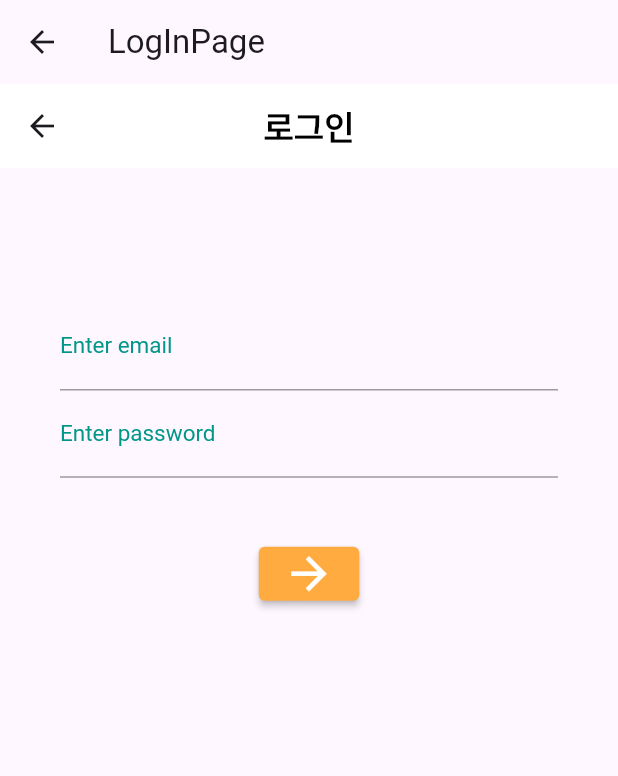
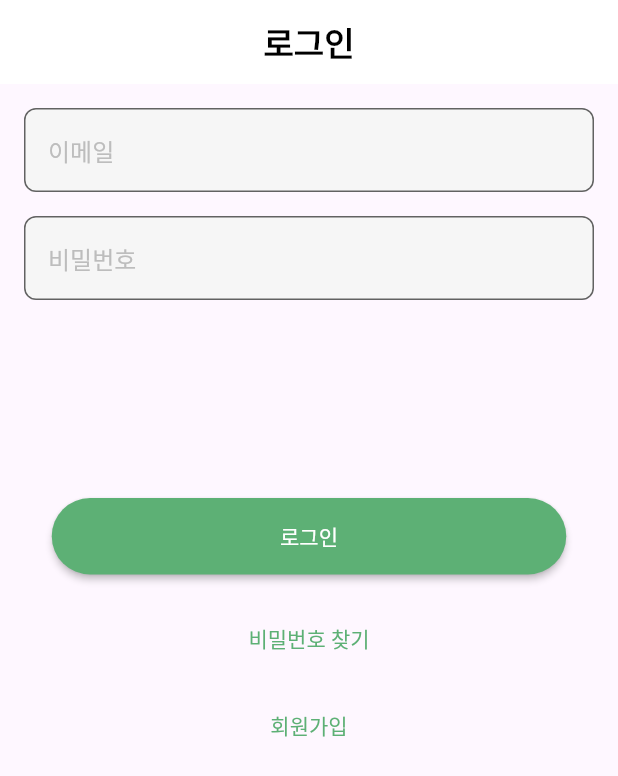
Before and after one commit to 23SmartRecycler/Smart-Recycler, a Flutter app: the screen it shows after launch, after a tap on "login", on a phone screen of 412 x 824 dp. Shown: the top 776 px of the screen. Run offline on Flutter 3.47's test engine with Material 2 defaults, Android fonts, the phone set to English and light mode, and no system bars; Roboto replaces fonts that are missing (Pretendard).

Commit message:
[Docs] 로그인 화면 구성

```diff
--- /dev/null
+++ b/lib/common/colors.dart
@@ -0,0 +1,10 @@
+
+import 'package:flutter/animation.dart';
+
+//주색상
+const mainGreen = Color(0xff5DB075);
+
+// 입력 텍스트 상자 색상
+const textBody = Color(0xffF6F6F6);
+const textBorder = Color(0xffE8E8E8);
+const textHint = Color(0xffBDBDBD);
--- /dev/null
+++ b/lib/findPassword.dart
@@ -0,0 +1,14 @@
+import 'package:flutter/material.dart';
+
+class FindPasswordPage extends StatelessWidget {
+  const FindPasswordPage({super.key});
+
+  @override
+  Widget build(BuildContext context) {
+    return Scaffold(
+      appBar: AppBar(title: Text('FindPasswordPage')),
+      body: Container(),
+      bottomNavigationBar: BottomAppBar(),
+    );
+  }
+}
--- a/lib/login.dart
+++ b/lib/login.dart
@@ -1,4 +1,7 @@
 import 'package:flutter/material.dart';
+import 'package:smartrecycler/common/colors.dart';
+import 'package:smartrecycler/findPassword.dart';
+import 'package:smartrecycler/sign_up.dart';
 
 class LogInPage extends StatelessWidget {
   const LogInPage({super.key});
@@ -9,7 +12,6 @@ class LogInPage extends StatelessWidget {
       // debugShowCheckedModeBanner: false,
       // title: 'Login',
       // home: LogIn(),
-      appBar: AppBar(title: Text('LogInPage')),
       body: LogIn(),
     );
   }
@@ -24,15 +26,16 @@ class _LogInState extends State<LogIn> {
   @override
   Widget build(BuildContext context) {
     return Scaffold(
+      resizeToAvoidBottomInset: false,
       appBar: AppBar(
         title: Text('로그인', style: TextStyle(color: Colors.black,fontFamily: 'Pretendard',fontWeight: FontWeight.w600)),
         elevation: 0.0,
         backgroundColor: Colors.white,
         centerTitle: true,
+        automaticallyImplyLeading: false,//자동으로 백버튼 생성 방지
       ),
-      body: Column(
-        children: [
-          Padding(padding: EdgeInsets.only(top: 50)),
+      body: SingleChildScrollView(
+        child:
           Form(
               child: Theme(
                 data: ThemeData(
@@ -40,45 +43,79 @@ class _LogInState extends State<LogIn> {
                     inputDecorationTheme: InputDecorationTheme(
                         labelStyle: TextStyle(color: Colors.teal, fontSize: 15.0))),
                 child: Container(
-                    padding: EdgeInsets.all(40.0),
+                    padding: EdgeInsets.all(16.0),
                     // 키보드가 올라와서 만약 스크린 영역을 차지하는 경우 스크롤이 되도록
                     // SingleChildScrollView으로 감싸 줌
                     child: SingleChildScrollView(
                       child: Column(
-                        children: [
+                        children:<Widget> [
                           TextField(
-                            decoration: InputDecoration(labelText: 'Enter email'),
+                            decoration: InputDecoration(
+                                hintText: '이메일',
+                              hintStyle: TextStyle(color: textHint),
+                              filled: true,
+                              fillColor: textBody,
+                              isDense: true,
+                              contentPadding: EdgeInsets.all(16),//내부 padding값 설정
+                              border: OutlineInputBorder(
+                                borderSide: BorderSide(width: 1, color:textBorder),
+                                borderRadius: BorderRadius.circular(8)
+                              ),
+                            ),
                             keyboardType: TextInputType.emailAddress,
+                          ),
+                          Container(
+                              margin: const EdgeInsets.only(bottom: 16)
                           ),
                           TextField(
                             decoration:
-                            InputDecoration(labelText: 'Enter password'),
+                            InputDecoration(
+                                hintText: '비밀번호',
+                              hintStyle: TextStyle(color:textHint),
+                              filled: true,
+                              fillColor: textBody,
+                              isDense: true,
+                              contentPadding: EdgeInsets.all(16),//내부 padding값 설정
+                              border: OutlineInputBorder(
+                                borderSide: BorderSide(width: 1,color:textBorder),
+                                borderRadius: BorderRadius.circular(8)
+                              ),
+                            ),
                             keyboardType: TextInputType.text,
                             obscureText: true, // 비밀번호 안보이도록 하는 것
                           ),
-                          SizedBox(height: 40.0,),
+                          SizedBox(height: 132.0,),
                           ButtonTheme(
-                              minWidth: 100.0,
-                              height: 50.0,
+                              padding: EdgeInsets.all(16.0),
                               child: ElevatedButton(
-                                onPressed: (){
-
-                                },
-                                child: Icon(
-                                  Icons.arrow_forward,
-                                  color: Colors.white,
-                                  size: 35.0,
-                                ),
+                                  onPressed: () {;},
+                                child: Text('로그인'),
                                 style: ElevatedButton.styleFrom(
-                                    backgroundColor: Colors.orangeAccent
+                                    backgroundColor: mainGreen,
+                                  minimumSize: Size(343, 51),
+                                  shape: RoundedRectangleBorder(borderRadius: BorderRadius.circular(50))
                                 ),
                               )
-                          )
+                          ),
+                          SizedBox(height: 19.0,),
+                          TextButton(onPressed: () {
+                            Navigator.push(context,
+                              MaterialPageRoute(builder: (context) => FindPasswordPage()));},
+                              child: Text('비밀번호 찾기'),
+                            style: TextButton.styleFrom(primary: mainGreen),
+                          ),
+                          SizedBox(height: 10.0,),
+                          TextButton(onPressed: () {
+                            Navigator.push(context,
+                                MaterialPageRoute(builder: (context) => SignUpPage()));},
+                                child: Text('회원가입'),
+                            style: TextButton.styleFrom(primary: mainGreen),
+                          ),
+
                         ],
                       ),
                     )),
-              ))
-        ],
+              )),
       ),
     );
   }
```
Also changed, not shown: 1 other file.
